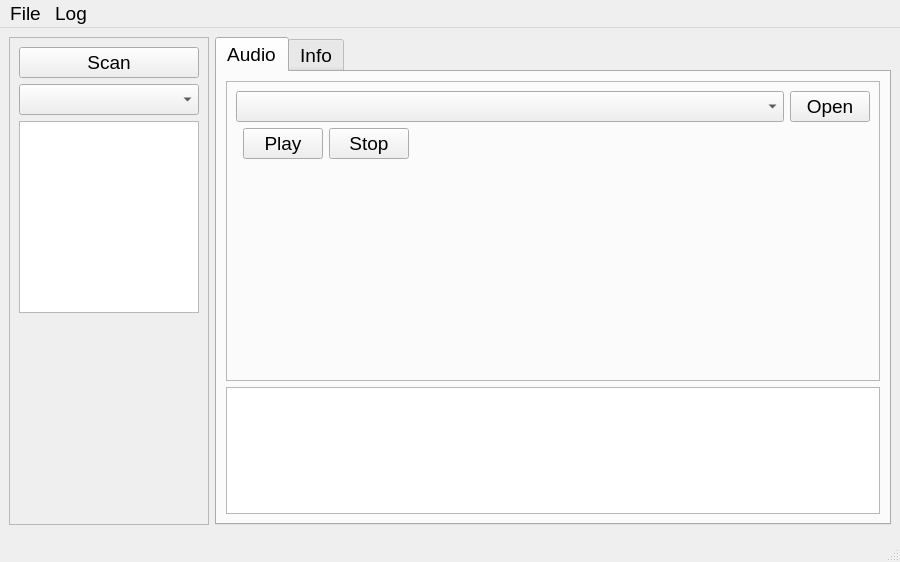
Above: software/wiz-iot-gui/ui/ui_main.ui from chcbaram/wiznet-iot-speaker before the change. Below: the same form after it.
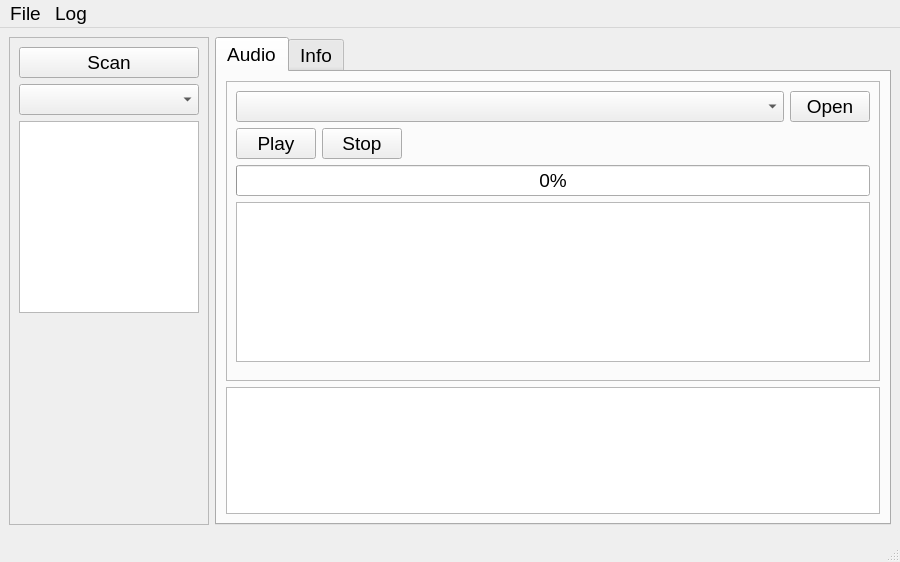
That is the form after the change.

Commit message: GUI 작업 중

```diff
--- a/software/wiz-iot-gui/ui/ui_main.ui
+++ b/software/wiz-iot-gui/ui/ui_main.ui
@@ -131,7 +131,7 @@
            <item>
             <layout class="QHBoxLayout" name="horizontalLayout_4">
              <property name="leftMargin">
-              <number>7</number>
+              <number>0</number>
              </property>
              <item>
               <widget class="QPushButton" name="btn_play">
@@ -168,6 +168,32 @@
              </item>
             </layout>
            </item>
+           <item>
+            <widget class="QProgressBar" name="prog_bar_play">
+             <property name="sizePolicy">
+              <sizepolicy hsizetype="Expanding" vsizetype="Fixed">
+               <horstretch>0</horstretch>
+               <verstretch>0</verstretch>
+              </sizepolicy>
+             </property>
+             <property name="minimumSize">
+              <size>
+               <width>0</width>
+               <height>0</height>
+              </size>
+             </property>
+             <property name="value">
+              <number>0</number>
+             </property>
+            </widget>
+           </item>
+           <item>
+            <widget class="QPlainTextEdit" name="text_file_info">
+             <property name="cursorWidth">
+              <number>0</number>
+             </property>
+            </widget>
+           </item>
            <item>
             <spacer name="verticalSpacer_2">
              <property name="orientation">
```
Left out of the diff: 6 changed lines with no effect on the pictures. The commit also changes 3 other files.
